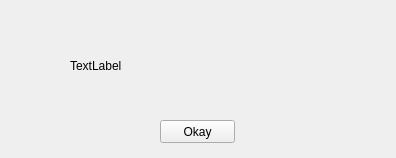
The window that responsewindow.ui (DuncanBauer/WineryTours) describes before a commit, drawn with Qt 5.
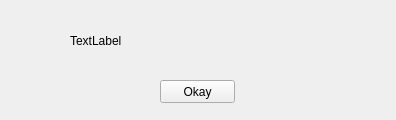
The same window after the commit.

```diff
--- a/responsewindow.ui
+++ b/responsewindow.ui
@@ -7,7 +7,7 @@
     <x>0</x>
     <y>0</y>
     <width>396</width>
-    <height>158</height>
+    <height>120</height>
    </rect>
   </property>
   <property name="windowTitle">
@@ -17,11 +17,23 @@
    <property name="geometry">
     <rect>
      <x>70</x>
-     <y>30</y>
+     <y>20</y>
      <width>251</width>
-     <height>71</height>
+     <height>41</height>
     </rect>
    </property>
+   <property name="minimumSize">
+    <size>
+     <width>251</width>
+     <height>41</height>
+    </size>
+   </property>
+   <property name="maximumSize">
+    <size>
+     <width>251</width>
+     <height>41</height>
+    </size>
+   </property>
    <property name="text">
     <string>TextLabel</string>
    </property>
@@ -30,7 +42,7 @@
    <property name="geometry">
     <rect>
      <x>160</x>
-     <y>120</y>
+     <y>80</y>
      <width>75</width>
      <height>23</height>
     </rect>
```
